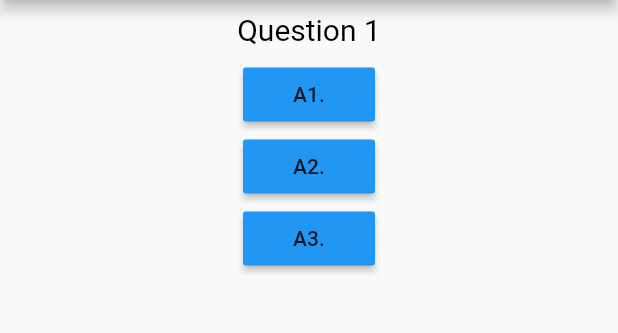
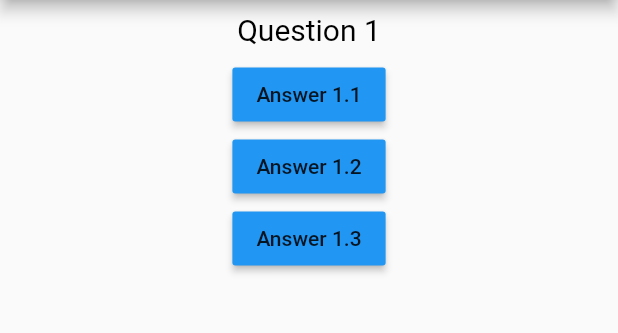
Before and after one commit to FadyFouad/flutter_quiz_app, a Flutter app: the screen it shows after launch, on a phone screen of 412 x 824 dp, the part 84-417 px from its top. Run offline on Flutter 3.47's test engine with Material 2 defaults, Android fonts, the phone set to English and light mode, and no system bars.

Commit message:
Answer widget

```diff
--- a/lib/main.dart
+++ b/lib/main.dart
@@ -13,11 +13,46 @@ class MyAppState extends State<MyApp> {
   // This widget is the root of your application.
   int qNum = 0;
   var questions = [
-    "Question 1",
-    "Question 2",
-    "Question 3",
-    "Question 4",
-    "Question 5"
+    {
+      'Q': "Question 1",
+      'A': [
+        "Answer 1.1",
+        "Answer 1.2",
+        "Answer 1.3",
+      ]
+    },
+    {
+      'Q': "Question 2",
+      'A': [
+        "Answer 2.1",
+        "Answer 2.2",
+        "Answer 2.3",
+      ]
+    },
+    {
+      'Q': "Question 3",
+      'A': [
+        "Answer 3.1",
+        "Answer 3.2",
+        "Answer 3.3",
+      ]
+    },
+    {
+      'Q': "Question 4",
+      'A': [
+        "Answer 4.1",
+        "Answer 4.2",
+        "Answer 4.3",
+      ]
+    },
+    {
+      'Q': "Question 5",
+      'A': [
+        "Answer 5.1",
+        "Answer 5.2",
+        "Answer 5.3",
+      ]
+    }
   ];
 
   @override
@@ -31,18 +66,18 @@ class MyAppState extends State<MyApp> {
         body: Column(
           children: [
             Question(
-              questionText: questions[qNum],
+              questionText: questions[qNum]['Q'],
             ),
             Answer(
-              ans: "A1.",
+              ans: (questions[qNum]['A'] as List)[0],
               ansPressed: questionAnsPressed,
             ),
             Answer(
-              ans: "A2.",
+              ans: (questions[qNum]['A'] as List)[1],
               ansPressed: questionAnsPressed,
             ),
             Answer(
-              ans: "A3.",
+              ans: (questions[qNum]['A'] as List)[2],
               ansPressed: questionAnsPressed,
             ),
 //            RaisedButton(
```
